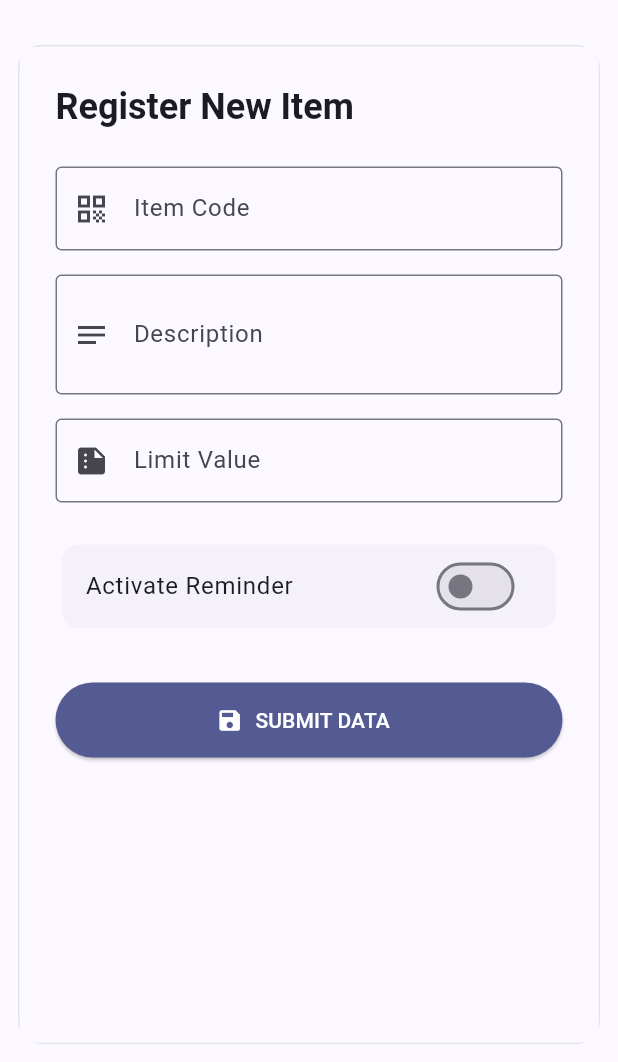
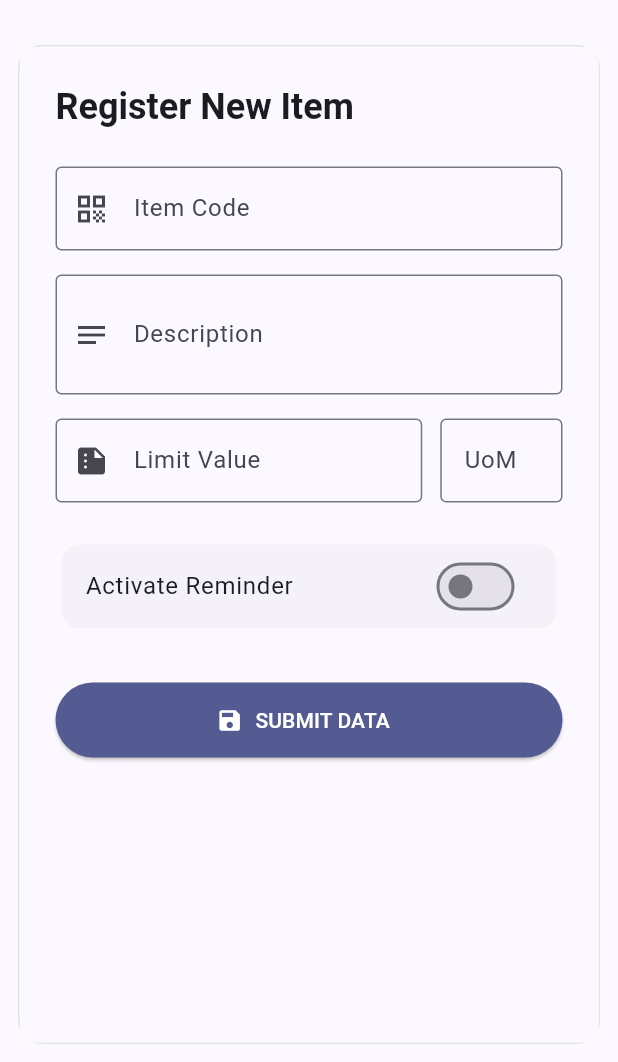
Before and after one commit to dareekun/trackerinput, a Flutter app: the RegisterItemPage screen opened by its route, on a phone screen of 412 x 824 dp, the part 174-1236 px from its top. Run offline on Flutter 3.47's test engine with Material 3 defaults, Android fonts, the phone set to English and light mode, and no system bars; our stand-ins replace go_router, local_auth, shared_preferences, sqflite, sqflite_common_ffi, sqflite_common_ffi_web; missing offline and left inert: excel, open_file_plus, window_manager; accounts and stored records are empty.

Commit message:
fixing export add uom

```diff
--- a/lib/data/db/app_db.dart
+++ b/lib/data/db/app_db.dart
@@ -50,6 +50,7 @@ class AppDb {
         code TEXT NOT NULL,
         description TEXT,
         limit_value REAL,
+        uom TEXT,
         is_reminder INTEGER,
         reminder_limit REAL,
         created_at TEXT
--- a/lib/pages/register_page.dart
+++ b/lib/pages/register_page.dart
@@ -220,8 +220,9 @@ class _RegisterPageState extends State<RegisterPage> {
               validator: (v) {
                 final s = (v ?? '').trim();
                 if (s.isEmpty) return 'Email wajib diisi';
-                if (!RegExp(r'^[\w\.\-]+@[\w\.\-]+\.\w+$').hasMatch(s))
+                if (!RegExp(r'^[\w\.\-]+@[\w\.\-]+\.\w+$').hasMatch(s)) {
                   return 'Format tidak valid';
+                }
                 return null;
               },
             ),
--- a/lib/pages/sections/dashboard_page.dart
+++ b/lib/pages/sections/dashboard_page.dart
@@ -110,7 +110,7 @@ class _DashboardPageState extends State<DashboardPage> {
                           child: LinearProgressIndicator(
                             value: _totalQuota == 0 ? 0 : (_consumedQuota / _totalQuota),
                             minHeight: 12,
-                            backgroundColor: cs.surfaceVariant,
+                            backgroundColor: cs.surfaceContainerHighest,
                             color: _remainingQuota <= 0 ? Colors.red : cs.primary,
                           ),
                         ),
--- a/lib/pages/sections/register_item_page.dart
+++ b/lib/pages/sections/register_item_page.dart
@@ -10,46 +10,56 @@ class RegisterItemPage extends StatefulWidget {
 }
 
 class _RegisterItemPageState extends State<RegisterItemPage> {
+  // GlobalKey untuk validasi form
   final _formKey = GlobalKey<FormState>();
+
+  // Controller untuk menangkap input dari setiap field
   final _codeController = TextEditingController();
   final _descController = TextEditingController();
   final _limitController = TextEditingController();
+  final _uomController = TextEditingController(); // Controller baru untuk UoM
   final _reminderLimitController = TextEditingController();
+
+  // State untuk kontrol switch reminder
   bool _isReminderActive = false;
 
   @override
   void dispose() {
+    // Memastikan semua controller dihapus dari memori saat page ditutup
     _codeController.dispose();
     _descController.dispose();
     _limitController.dispose();
+    _uomController.dispose();
     _reminderLimitController.dispose();
     super.dispose();
   }
 
-  // FUNGSI UNTUK RESET FORM
+  /// Fungsi untuk mengosongkan kembali seluruh inputan di form
   void _clearForm() {
     _formKey.currentState?.reset();
     _codeController.clear();
     _descController.clear();
     _limitController.clear();
+    _uomController.clear();
     _reminderLimitController.clear();
     setState(() {
       _isReminderActive = false;
     });
   }
 
-  // FUNGSI SUBMIT DENGAN SQLITE
+  /// Fungsi untuk memproses penyimpanan data ke database SQLite
   Future<void> _submitData() async {
+    // Validasi form sebelum proses simpan
     if (_formKey.currentState!.validate()) {
       try {
         final String code = _codeController.text.trim();
 
-        // 1. VALIDASI DUPLIKASI: Cek ke SQLite
+        // 1. VALIDASI DUPLIKASI: Cek apakah kode item sudah ada di database
         bool isDuplicate = await AppDb.instance.isItemCodeExists(code);
 
         if (isDuplicate) {
           if (!mounted) return;
-          // Tampilkan peringatan jika duplikat
+          // Tampilkan snackbar jika kode sudah terdaftar
           ScaffoldMessenger.of(context).showSnackBar(
             SnackBar(
               content: Text('Error: Item Code "$code" sudah terdaftar!'),
@@ -57,13 +67,14 @@ class _RegisterItemPageState extends State<RegisterItemPage> {
               behavior: SnackBarBehavior.floating,
             ),
           );
-          return; // Hentikan proses simpan
+          return;
         }
 
-        // 2. Jika tidak duplikat, lanjutkan simpan
+        // 2. Persiapan data dalam bentuk Map untuk dimasukkan ke SQLite
         final Map<String, dynamic> row = {
           'code': code,
           'description': _descController.text,
+          'unit': _uomController.text.trim(), // Data UoM yang baru ditambahkan
           'limit_value': double.tryParse(_limitController.text) ?? 0.0,
           'is_reminder': _isReminderActive ? 1 : 0,
           'reminder_limit': _isReminderActive
@@ -71,9 +82,12 @@ class _RegisterItemPageState extends State<RegisterItemPage> {
               : 0.0,
         };
 
+        // Eksekusi insert ke database
         await AppDb.instance.insertItem(row);
 
         if (!mounted) return;
+
+        // Notifikasi sukses
         ScaffoldMessenger.of(context).showSnackBar(
           const SnackBar(
             content: Text('Berhasil menyimpan data ke database!'),
@@ -82,11 +96,13 @@ class _RegisterItemPageState extends State<RegisterItemPage> {
           ),
         );
 
+        // Reset form dan beri sinyal refresh ke halaman lain
         _clearForm();
         Future.delayed(Duration.zero, () {
           RefreshNotifier.triggerRefresh();
         });
       } catch (e) {
+        // Handling error tak terduga
         ScaffoldMessenger.of(context).showSnackBar(
           SnackBar(content: Text('Error: $e'), backgroundColor: Colors.red),
         );
@@ -114,6 +130,7 @@ class _RegisterItemPageState extends State<RegisterItemPage> {
               ),
               const SizedBox(height: 24),
 
+              // Input Kode Item
               TextFormField(
                 controller: _codeController,
                 decoration: const InputDecoration(
@@ -125,6 +142,7 @@ class _RegisterItemPageState extends State<RegisterItemPage> {
               ),
               const SizedBox(height: 16),
 
+              // Input Deskripsi Item
               TextFormField(
                 controller: _descController,
                 maxLines: 2,
@@ -136,7 +154,14 @@ class _RegisterItemPageState extends State<RegisterItemPage> {
               ),
               const SizedBox(height: 16),
 
-              TextFormField(
+              // Baris untuk Limit Value dan UoM (Kotak kecil di sebelah kanan)
+              Row(
+                crossAxisAlignment: CrossAxisAlignment.start,
+                children: [
+                  // Kolom Limit Value (Mengambil sisa ruang yang ada)
+                  Expanded(
+                    flex: 3,
+                    child: TextFormField(
                       controller: _limitController,
                       keyboardType: TextInputType.number,
                       decoration: const InputDecoration(
@@ -149,9 +174,26 @@ class _RegisterItemPageState extends State<RegisterItemPage> {
                           ? _formKey.currentState!.validate()
                           : null,
                     ),
+                  ),
+                  const SizedBox(width: 12),
+                  // Kolom UoM (Kotak lebih kecil)
+                  Expanded(
+                    flex: 1,
+                    child: TextFormField(
+                      controller: _uomController,
+                      decoration: const InputDecoration(
+                        labelText: 'UoM',
+                        hintText: 'Kg/Pcs',
+                        border: OutlineInputBorder(),
+                      ),
+                      validator: (v) => v!.isEmpty ? 'Required' : null,
+                    ),
+                  ),
+                ],
+              ),
               const SizedBox(height: 24),
 
-              // Bagian Reminder
+              // Area pengaturan Reminder (Switch & Input)
               Card(
                 elevation: 0,
                 color: cs.surfaceContainerHighest.withOpacity(0.3),
@@ -174,11 +216,10 @@ class _RegisterItemPageState extends State<RegisterItemPage> {
                             border: OutlineInputBorder(),
                           ),
                           validator: (value) {
-                            if (value == null || value.isEmpty)
+                            if (value == null || value.isEmpty) {
                               return 'Required';
-                            double? limit = double.tryParse(
-                              _limitController.text,
-                            );
+                            }
+                            double? limit = double.tryParse(_limitController.text);
                             double? reminder = double.tryParse(value);
                             if (limit != null &&
                                 reminder != null &&
@@ -194,6 +235,7 @@ class _RegisterItemPageState extends State<RegisterItemPage> {
               ),
               const SizedBox(height: 32),
 
+              // Tombol Submit Data
               SizedBox(
                 width: double.infinity,
                 height: 50,
```
Also changed, not shown: lib/data/services/history_service.dart (+5 -6 lines). Lines whose indentation alone changed are shown as unchanged.
